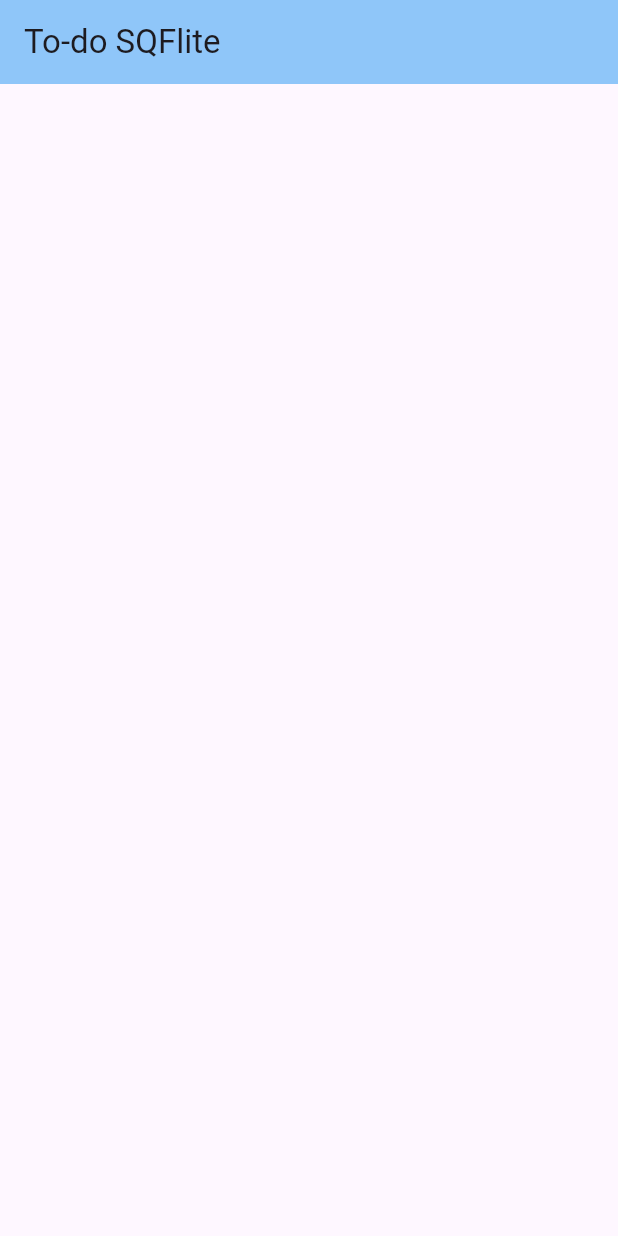
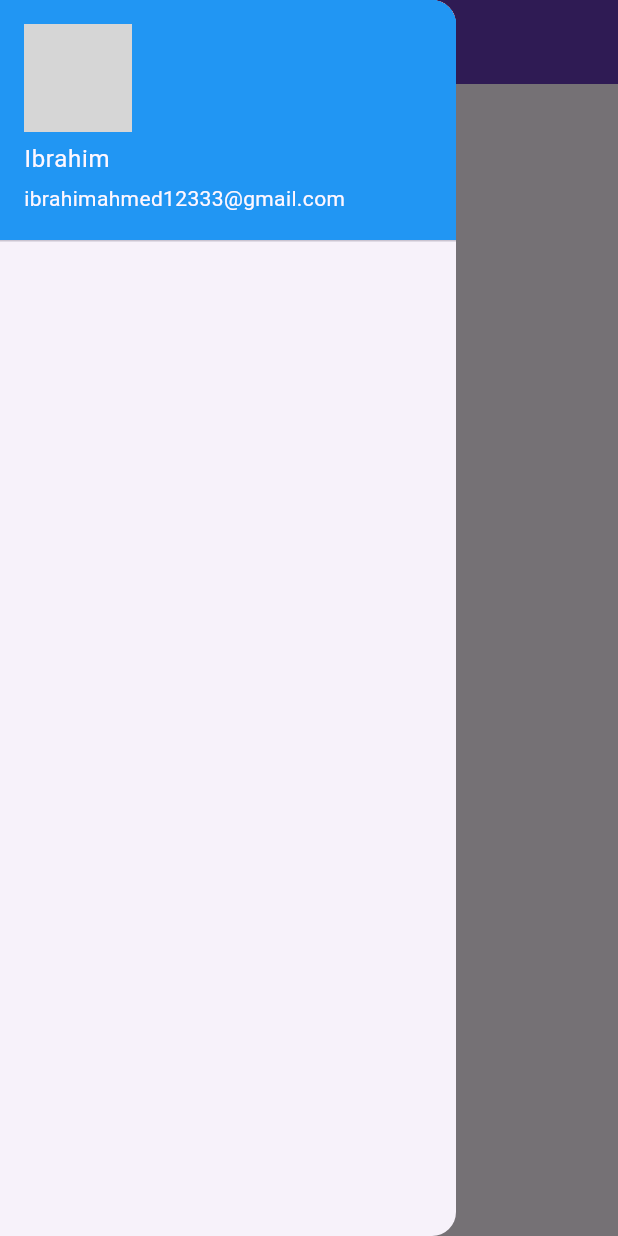
Before and after one commit to IbrahimAhmed413/sqflite, a Flutter app: the screen it shows after launch, with the side drawer open (before the commit the screen has no drawer), on a phone screen of 412 x 824 dp. Run offline on Flutter 3.47's test engine with Material 3 defaults, Android fonts, the phone set to English and light mode, and no system bars; grey boxes are pictures that could not be loaded.

```diff
--- /dev/null
+++ b/lib/helpers/drawar_navigation.dart
@@ -0,0 +1,28 @@
+import 'package:flutter/material.dart';
+
+class DrawarNavigation extends StatefulWidget {
+  @override
+  State<DrawarNavigation> createState() => _DrawarNavigationState();
+}
+
+class _DrawarNavigationState extends State<DrawarNavigation> {
+  @override
+  Widget build(BuildContext context) {
+    return Container(
+      child: Drawer(
+        child: ListView(
+          children: <Widget>[
+            UserAccountsDrawerHeader(
+              currentAccountPicture: CircleAvatar(
+                backgroundImage: AssetImage(''),
+              ),
+              accountName: Text("Ibrahim"),
+              accountEmail: Text("ibrahimahmed12333@gmail.com"),
+              decoration: BoxDecoration(color: Colors.blue),
+            )
+          ],
+        ),
+      ),
+    );
+  }
+}
--- a/lib/home_screen.dart
+++ b/lib/home_screen.dart
@@ -1,4 +1,5 @@
 import 'package:flutter/material.dart';
+import 'package:sqflite/helpers/drawar_navigation.dart';
 
 class HomeScreen extends StatefulWidget {
   const HomeScreen({super.key});
@@ -11,10 +12,13 @@ class _HomeScreenState extends State<HomeScreen> {
   @override
   Widget build(BuildContext context) {
     return Scaffold(
-      appBar: AppBar(
-        backgroundColor: Colors.blue.withOpacity(0.5),
-        title: Text("To-do SQFlite"),
-      ),
-    );
+        appBar: AppBar(
+          backgroundColor: Colors.deepPurple,
+          title: Text(
+            "To-Do List",
+            style: TextStyle(color: Colors.white),
+          ),
+        ),
+        drawer: DrawarNavigation());
   }
 }
```
